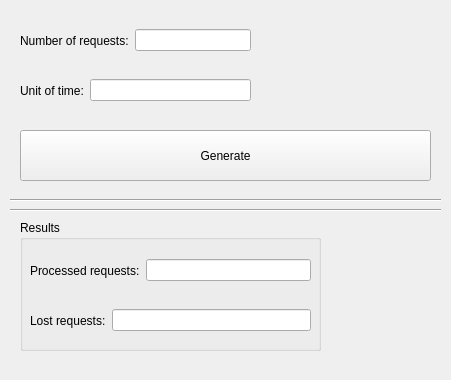
The window that lab5/widget.ui (platosha-git/Modeling-2) describes before a commit, drawn with Qt 5.
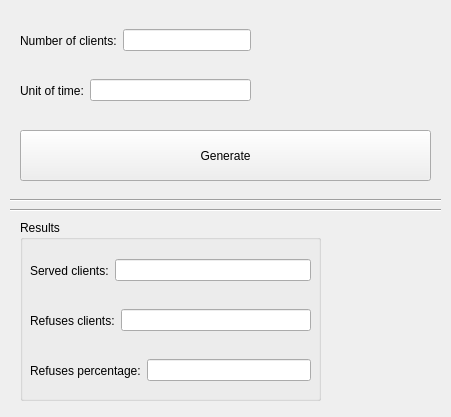
The same window after the commit.

The edit to the form file:
```diff
--- a/lab5/widget.ui
+++ b/lab5/widget.ui
@@ -7,7 +7,7 @@
     <x>0</x>
     <y>0</y>
     <width>451</width>
-    <height>380</height>
+    <height>417</height>
    </rect>
   </property>
   <property name="windowTitle">
@@ -19,7 +19,7 @@
      <x>10</x>
      <y>10</y>
      <width>431</width>
-     <height>361</height>
+     <height>401</height>
     </rect>
    </property>
    <widget class="Line" name="line">
@@ -41,7 +41,7 @@
       <x>10</x>
       <y>210</y>
       <width>301</width>
-      <height>131</height>
+      <height>181</height>
      </rect>
     </property>
     <property name="title">
@@ -60,7 +60,7 @@
       <item>
        <widget class="QLabel" name="labelA_3">
         <property name="text">
-         <string>Processed requests:</string>
+         <string>Served clients:</string>
         </property>
        </widget>
       </item>
@@ -82,12 +82,34 @@
       <item>
        <widget class="QLabel" name="labelA_4">
         <property name="text">
-         <string>Lost requests:</string>
+         <string>Refuses clients:</string>
         </property>
        </widget>
       </item>
       <item>
-       <widget class="QLineEdit" name="lineLost"/>
+       <widget class="QLineEdit" name="lineRefused"/>
+      </item>
+     </layout>
+    </widget>
+    <widget class="QWidget" name="horizontalLayoutWidget_6">
+     <property name="geometry">
+      <rect>
+       <x>10</x>
+       <y>130</y>
+       <width>281</width>
+       <height>41</height>
+      </rect>
+     </property>
+     <layout class="QHBoxLayout" name="horizontalLayout_6">
+      <item>
+       <widget class="QLabel" name="labelA_5">
+        <property name="text">
+         <string>Refuses percentage:</string>
+        </property>
+       </widget>
+      </item>
+      <item>
+       <widget class="QLineEdit" name="linePerRefused"/>
       </item>
      </layout>
     </widget>
@@ -118,7 +140,7 @@
      <item>
       <widget class="QLabel" name="labelA_7">
        <property name="text">
-        <string>Number of requests:</string>
+        <string>Number of clients:</string>
        </property>
       </widget>
      </item>
```
Left out of the diff: 4 changed lines with no effect on the pictures.
